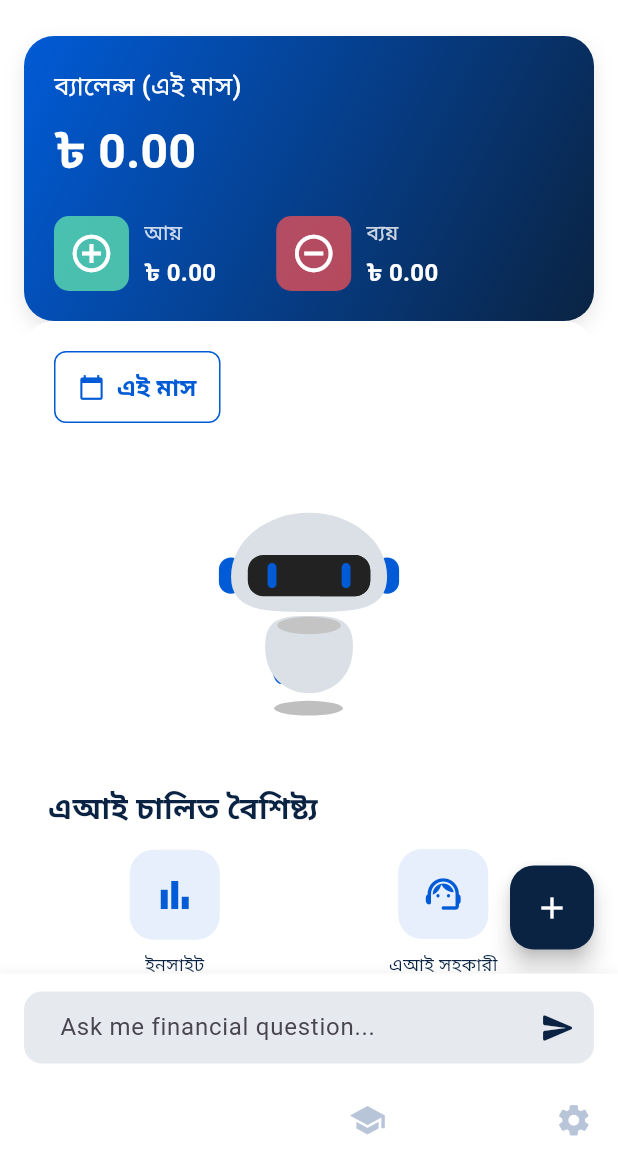
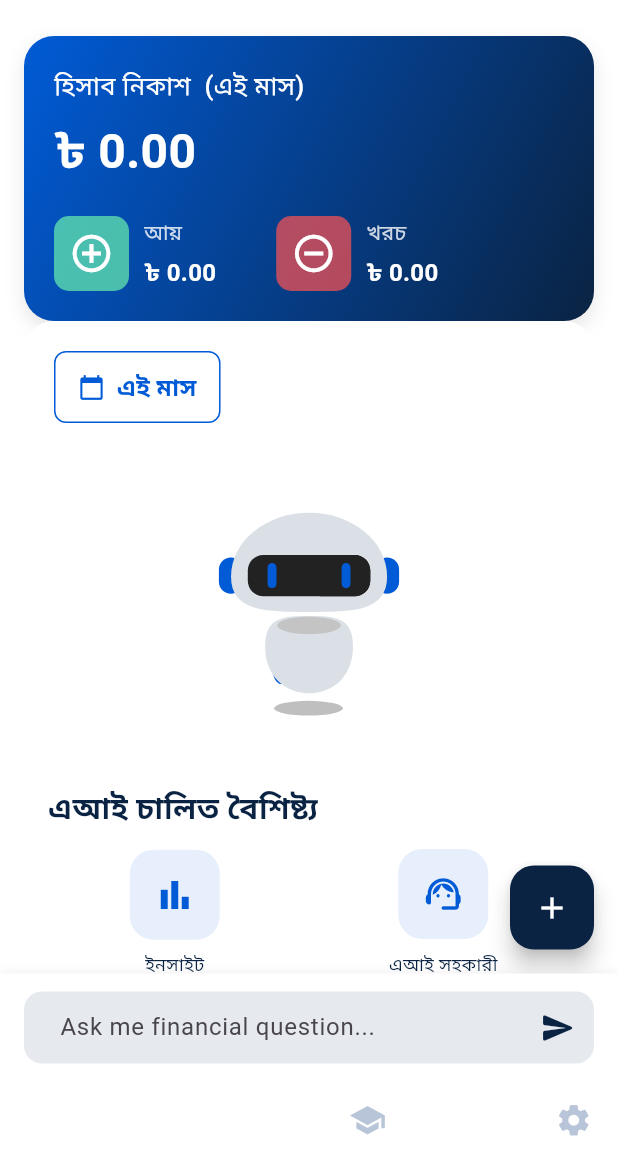
Before and after one commit to ngohainnam/Finney-Financial-Management-App, a Flutter app: the screen it shows once a user with an empty profile is signed in, on a phone screen of 412 x 824 dp, the part 72-1236 px from its top. Run offline on Flutter 3.47's test engine with Material 3 defaults, Android fonts, the phone set to English and light mode, and no system bars; drawn by our look-alikes of google_nav_bar; our stand-ins replace cloud_firestore, dash_chat_2, firebase_auth, firebase_core, fl_chart, flutter_gemini and 9 more; accounts and stored records are empty; generated files the repository leaves out were written again; Roboto replaces fonts that are missing (Poppins).

Commit message:
Update locales.dart
updated bengali translation wherever possible

```diff
--- a/lib/localization/locales.dart
+++ b/lib/localization/locales.dart
@@ -840,8 +840,8 @@ mixin LocaleData {
     helpSupportComingSoon: 'সহায়তা ও সমর্থন পৃষ্ঠা শীঘ্রই আসছে!',
     logOut: 'লগ আউট',
     signedOut: 'সফলভাবে সাইন আউট হয়েছে',
-    errorLoadingData: 'ব্যবহারকারীর ডেটা লোড করতে ব্যর্থ',
-    errorSavingData: 'ব্যবহারকারীর ডেটা সংরক্ষণ করতে ব্যর্থ',
+    errorLoadingData: 'তথ্য লোড করতে ব্যর্থ',
+    errorSavingData: 'তথ্য সংরক্ষণের ত্রুটি',
     user: 'ব্যবহারকারী',
     notAvailable: 'পাওয়া যায়নি',
     financialBasics: 'আর্থিক মৌলিক বিষয়',
@@ -858,7 +858,7 @@ mixin LocaleData {
     learnMore: 'আরও জানুন',
     backToTopics: 'বিষয়গুলোতে ফিরে যান',
     aiAssistant: 'এআই সহকারী',
-    moneyManagementPoint1: 'নিয়মিত আয় এবং ব্যয় ট্র্যাক করুন',
+    moneyManagementPoint1: 'নিয়মিত আয় এবং খরচ ট্র্যাক করুন',
     moneyManagementPoint2: 'প্রয়োজন এবং চাওয়ার মধ্যে পার্থক্য করুন',
     moneyManagementPoint3: 'বেসিক ব্যাংকিং পরিষেবা বুঝুন',
     moneyManagementPoint4: 'একটি সাধারণ আর্থিক রেকর্ড বজায় রাখুন',
@@ -901,8 +901,8 @@ mixin LocaleData {
     advancedSubtitle: 'আপনার সম্পদ বাড়ান',
     testYourKnowledge: 'আপনার জ্ঞান পরীক্ষা করুন',
     testYourKnowledgeSubtitle: 'আপনার বোঝার পরীক্ষা করতে একটি কুইজ দিন',
-    failedToLoadDashboardData: 'ড্যাশবোর্ড ডেটা লোড করতে ব্যর্থ',
-    balanceCardTitle: 'ব্যালেন্স ওভারভিউ',
+    failedToLoadDashboardData: 'ড্যাশবোর্ড তথ্য লোড করতে ব্যর্থ',
+    balanceCardTitle: 'হিসাব নিকাশ  ওভারভিউ',
     timeRangeSelectorLabel: 'সময়সীমা নির্বাচন করুন',
     recentTransactionsTitle: 'সাম্প্রতিক লেনদেন',
     addTransactionTitle: 'লেনদেন যোগ করুন',
@@ -911,16 +911,16 @@ mixin LocaleData {
     insights: 'ইনসাইট',
     goals: 'লক্ষ্য',
     thinking: 'চিন্তা করছে...',
-    balance: 'ব্যালেন্স',
+    balance: 'হিসাব নিকাশ ',
     income: 'আয়',
-    expenses: 'ব্যয়',
-    expense: 'ব্যয়',
+    expenses: 'খরচ',
+    expense: 'খরচ',
     saving: 'সঞ্চয়',
     savings: 'সঞ্চয়',
     thisMonth: 'এই মাস',
     thisWeek: 'এই সপ্তাহ',
     thisYear: 'এই বছর',
-    customRange: 'কাস্টম রেঞ্জ',
+    customRange: 'কাস্টম পরিসীমা',
     selectTimePeriod: 'সময়কাল নির্বাচন করুন',
     allTime: 'সব সময়',
     mon: 'সোম',
@@ -942,19 +942,19 @@ mixin LocaleData {
     oct: 'অক্টো',
     nov: 'নভে',
     dec: 'ডিসে',
-    spendingAnalysis: 'ব্যয় বিশ্লেষণ',
-    categoryBreakdown: 'বিভাগ ভাঙ্গন',
-    expenseAnalysis: 'ব্যয় বিশ্লেষণ',
+    spendingAnalysis: 'খরচ বিশ্লেষণ',
+    categoryBreakdown: 'শ্রেণী বিন্যাস ',
+    expenseAnalysis: 'খরচ বিশ্লেষণ',
     incomeAnalysis: 'আয় বিশ্লেষণ',
     transactions: 'লেনদেন',
-    selectItemsToDelete: 'মুছে ফেলার জন্য আইটেম নির্বাচন করুন',
+    selectItemsToDelete: 'নির্বাচিত আইটেমগুলি মুছুন',
     noTransactionsInThisPeriod: 'এই সময়কালে কোনো লেনদেন নেই',
     seeAll: 'সব দেখুন',
     deleteTransactions: 'লেনদেন মুছুন',
     confirmDeleteTransactions: 'আপনি কি নিশ্চিত যে %dটি লেনদেন মুছতে চান?',
     delete: 'মুছুন',
     errorLoadingTransactions: 'লেনদেন লোড করতে ত্রুটি',
-    confirmDeleteAction: 'এই ক্রিয়াটি পূর্বাবস্থায় ফেরানো যাবে না। আপনি কি নিশ্চিত যে %dটি লেনদেন মুছতে চান?',
+    confirmDeleteAction: 'এই ক্রিয়াটি পূর্বাবস্থায় ফেরানো যাবে না। আপনি কি লেনদেন (গুলি) মুছে ফেলার বিষয়ে নিশ্চিত?',
     deleteTransaction: 'লেনদেন মুছুন',
     confirmDeleteSingleTransaction: 'এই ক্রিয়াটি পূর্বাবস্থায় ফেরানো যাবে না। আপনি কি নিশ্চিত যে এই লেনদেনটি মুছতে চান?',
     savedAmount: 'সঞ্চিত: %s',
@@ -966,6 +966,7 @@ mixin LocaleData {
     addSavings: 'সঞ্চয় যোগ করুন',
     addToSavings: 'সঞ্চয়ে যোগ করুন',
     amount: 'পরিমাণ',
+    savings: 'সঞ্চয়',
     pleaseEnterAmount: 'অনুগ্রহ করে একটি পরিমাণ লিখুন',
     pleaseEnterValidNumber: 'অনুগ্রহ করে একটি বৈধ সংখ্যা লিখুন',
     amountMustBePositive: 'পরিমাণ অবশ্যই ধনাত্মক হতে হবে',
@@ -999,19 +1000,19 @@ mixin LocaleData {
     goalDeleted: '"%s" মুছে ফেলা হয়েছে',
     goalWasDeleted: 'লক্ষ্য মুছে ফেলা হয়েছে',
     amountGreaterThanZero: 'অনুগ্রহ করে শূন্যের চেয়ে বেশি পরিমাণ লিখুন',
-    couldNotAddSavings: 'সঞ্চয়ে যোগ করা যায়নি। আবার চেষ্টা করুন।',
-    couldNotDeleteGoal: 'লক্ষ্য মুছতে পারেনি। আবার চেষ্টা করুন।',
-    goalsRefreshed: 'আপনার লক্ষ্য রিফ্রেশ করা হয়েছে',
-    aboutSavingGoals: 'সঞ্চয় লক্ষ্য সম্পর্কে',
-    trackProgress: 'আপনার অগ্রগতি ট্র্যাক করুন',
-    trackProgressDescription: 'আপনি প্রতিটি লক্ষ্যের কতটা কাছাকাছি দেখুন',
+    couldNotAddSavings: 'সঞ্চয় যোগ করা যায়নি',
+    couldNotDeleteGoal: 'লক্ষ্য মুছে ফেলা যায়নি',
+    goalsRefreshed: 'লক্ষ্য পুনরায় নিশ্চিত',
+    aboutSavingGoals: 'লক্ষ্য নির্ধারণ সম্পর্কে',
+    trackProgress: 'আপনার লক্ষ্যের অগ্রগতি দেখুন',
+    trackProgressDescription: 'লক্ষ্য অগ্রগতি বিবরণ',
     addMoneyAnytime: 'যেকোনো সময় অর্থ যোগ করুন',
     addMoneyAnytimeDescription: 'যখনই আপনি অর্থ সঞ্চয় করেন তখন আপনার লক্ষ্যে অবদান রাখুন',
     setTargetDates: 'লক্ষ্য তারিখ নির্ধারণ করুন',
     setTargetDatesDescription: 'স্পষ্ট সময়সীমা দিয়ে অনুপ্রাণিত থাকুন',
     gotIt: 'বুঝেছি',
-    addExpense: 'ব্যয় যোগ করুন',
-    editExpense: 'ব্যয় সম্পাদনা করুন',
+    addExpense: 'খরচ যোগ করুন',
+    editExpense: 'খরচ সম্পাদনা করুন',
     addIncome: 'আয় যোগ করুন',
     editIncome: 'আয় সম্পাদনা করুন',
     category: 'বিভাগ',
@@ -1037,14 +1038,14 @@ mixin LocaleData {
     yesterday: 'গতকাল',
     dashboardHelpTitle: 'ড্যাশবোর্ড কীভাবে ব্যবহার করবেন',
     dashboardHelpSubtitle: 'আপনার আর্থিক সহজে ট্র্যাক করুন',
-    dashboardHelpBalance: 'আপনার বর্তমান ব্যালেন্স, আয় এবং ব্যয় এক নজরে দেখুন',
-    dashboardHelpAddTransaction: '+ বোতাম ব্যবহার করে নতুন লেনদেন যোগ করুন',
+    dashboardHelpBalance: 'আপনার বর্তমান হিসাব নিকাশ , আয় এবং খরচ এক নজরে দেখুন',
+    dashboardHelpAddTransaction: '+ ব্যবহার করে নতুন লেনদেন যোগ করুন',
     dashboardHelpDeleteTransaction: 'লেনদেন মুছে ফেলতে বাম দিকে সোয়াইপ করুন',
-    dashboardHelpSpendingPatterns: 'সাপ্তাহিক ব্যয়ের ধরণ এবং বিভাগের বিভাজন পর্যবেক্ষণ করুন',
-    dashboardHelpRefresh: 'আপনার আর্থিক ডেটা রিফ্রেশ করতে নিচে টানুন',
+    dashboardHelpSpendingPatterns: 'সাপ্তাহিক খরচের ধরণ এবং শ্রেণী বিন্যাস পর্যবেক্ষণ করুন',
+    dashboardHelpRefresh: 'আপনার আর্থিক তথ্য রিফ্রেশ করতে নিচে টানুন',
     total: 'মোট',
-    noExpenseData: 'এই সময়ের জন্য কোনো ব্যয় ডেটা নেই',
-    noIncomeData: 'এই সময়ের জন্য কোনো আয় ডেটা নেই',
+    noExpenseData: 'এই সময়ের জন্য কোনো খরচ তথ্য নেই',
+    noIncomeData: 'এই সময়ের জন্য কোনো আয় তথ্য নেই',
     pagination: 'পৃষ্ঠা %d এর %d',
     hideAssistant: 'সহকারী লুকান',
     askAboutChart: 'এই চার্ট সম্পর্কে জিজ্ঞাসা করুন',
@@ -1052,8 +1053,8 @@ mixin LocaleData {
     assistant: 'সহকারী',
     queryError: 'দুঃখিত, আমি সেই প্রশ্নটি প্রক্রিয়া করতে পারিনি।',
     queryErrorWithMessage: 'দুঃখিত, একটি ত্রুটি ঘটেছে: %s',
-    chartContext: 'আমি একটি %s চার্ট দেখছি যা আমার %s ডেটা দেখাচ্ছে। চার্ট ডেটা: %s।',
-    queryPrompt: 'আপনি একজন সহায়ক আর্থিক সহকারী। চার্ট ডেটা সম্পর্কে নিম্নলিখিত প্রশ্নের উত্তর দিন। আপনার উত্তর সংক্ষিপ্ত (১০০ শব্দের নিচে) এবং চার্ট ডেটার উপর কেন্দ্রীভূত রাখুন। যদি প্রদত্ত ডেটা থেকে উত্তর দিতে না পারেন, তা স্পষ্টভাবে বলুন। চার্ট প্রেক্ষাপট: %s প্রশ্ন: %s',
+    chartContext: 'আমি একটি %s চার্ট দেখছি যা আমার %s তথ্য দেখাচ্ছে। চার্ট তথ্য: %s।',
+    queryPrompt: 'আপনি একজন সহায়ক আর্থিক সহকারী। চার্ট তথ্য সম্পর্কে নিম্নলিখিত প্রশ্নের উত্তর দিন। আপনার উত্তর সংক্ষিপ্ত (১০০ শব্দের নিচে) এবং চার্ট তথ্যর উপর কেন্দ্রীভূত রাখুন। যদি প্রদত্ত তথ্য থেকে উত্তর দিতে না পারেন, তা স্পষ্টভাবে বলুন। চার্ট প্রেক্ষাপট: %s প্রশ্ন: %s',
     quizTitle: 'উন্নত কুইজ',
     quizCompleted: 'কুইজ সম্পন্ন!',
     quizScore: 'আপনার স্কোর: %s/%s',
@@ -1126,7 +1127,7 @@ mixin LocaleData {
     intermediateQuizQuestion1Answer1: 'ছুটির জন্য অর্থ প্রদান করা',
     intermediateQuizQuestion1Answer2: 'অপ্রত্যাশিত খরচ কভার করা',
     intermediateQuizQuestion1Answer3: 'স্টকে বিনিয়োগ করা',
-    intermediateQuizQuestion2: '50-30-20 নিয়মে আপনার আয়ের কত শতাংশ চাহিদার জন্য ব্যয় করা উচিত?',
+    intermediateQuizQuestion2: '50-30-20 নিয়মে আপনার আয়ের কত শতাংশ চাহিদার জন্য খরচ করা উচিত?',
     intermediateQuizQuestion2Answer1: '20%',
     intermediateQuizQuestion2Answer2: '30%',
     intermediateQuizQuestion2Answer3: '50%',
@@ -1169,23 +1170,23 @@ mixin LocaleData {
     chatbotHelpInstruction4: 'প্রস্তাবিত প্রশ্নগুলি চেষ্টা করুন বা নিজের প্রশ্ন টাইপ করুন',
     welcomeTryAsking: 'জিজ্ঞাসা করে দেখুন',
     welcomeWriteQuestion: 'নিজের প্রশ্ন লিখুন',
-    voiceListening: 'শোনা হচ্ছে... শেষ হলে আবার ট্যাপ করুন',
-    voiceProcessing: 'প্রক্রিয়াকরণ হচ্ছে...',
+    voiceListening: 'কণ্ঠস্বর শোনা যাচ্ছে... শেষ হলে আবার ট্যাপ করুন',
+    voiceProcessing: 'কণ্ঠস্বর প্রক্রিয়াকরণ...',
     voiceTapMic: 'ফিনি এআই-এর সাথে কথা বলতে মাইক্রোফোন ট্যাপ করুন',
     voiceSttNotAvailable: 'এই ডিভাইসে স্পিচ রিকগনিশন উপলব্ধ নয়',
-    transactionPreviewTitle: 'লেনদেন প্রিভিউ',
+    transactionPreviewTitle: 'লেনদেনের শিরোনাম',
     transactionPreviewCancel: 'বাতিল',
     transactionPreviewConfirm: 'নিশ্চিত করুন',
     chatInputHint: 'আমাকে একটি আর্থিক প্রশ্ন জিজ্ঞাসা করুন...',
     nonFinancialQuestion: 'আমি আপনার আর্থিক প্রশ্নগুলির সাথে সাহায্য করতে এখানে আছি। কোন অর্থের বিষয়ে আমি সহায়তা করতে পারি?',
     nonFinancialImage: 'আমি কেবল আর্থিক নথি বা রসিদ বিশ্লেষণ করতে পারি। আর্থিক কিছু নিয়ে সাহায্য প্রয়োজন?',
     addNew : 'Add New',
-    categorySpentAmount: '%s টাকা %s বিভাগে খরচ হয়েছে (%s%%)',
-    categoryEarnedAmount: '%s টাকা %s বিভাগ থেকে আয় হয়েছে (%s%%)',
+    categorySpentAmount: '%s টাকা %s শ্রেণী থেকে খরচ হয়েছে (%s%%)',
+    categoryEarnedAmount: '%s টাকা %s শ্রেণী থেকে আয় হয়েছে (%s%%)',
     'expenseSummary': 'মোট খরচ হয়েছে %s, গড়ে %s। সর্বোচ্চ খরচ হয়েছে %s %s তারিখে, এবং সর্বনিম্ন খরচ হয়েছে %s %s তারিখে।',
     'incomeSummary': 'মোট আয় হয়েছে %s, গড়ে %s। সর্বোচ্চ আয় হয়েছে %s %s তারিখে, এবং সর্বনিম্ন আয় হয়েছে %s %s তারিখে।',
-    'expenseCategorySummary': 'সর্বোচ্চ খরচ হয়েছে %s বিভাগে, যা %s (%s%%)।',
-    'incomeCategorySummary': 'সর্বোচ্চ আয় হয়েছে %s বিভাগ থেকে, যা %s (%s%%)।',
+    'expenseCategorySummary': 'সর্বোচ্চ খরচ হয়েছে %s শ্রেণী থেকে , যা %s (%s%%)।',
+    'incomeCategorySummary': 'সর্বোচ্চ আয় হয়েছে %s শ্রেণী থেকে, যা %s (%s%%)।',
   };
 }
 
```
